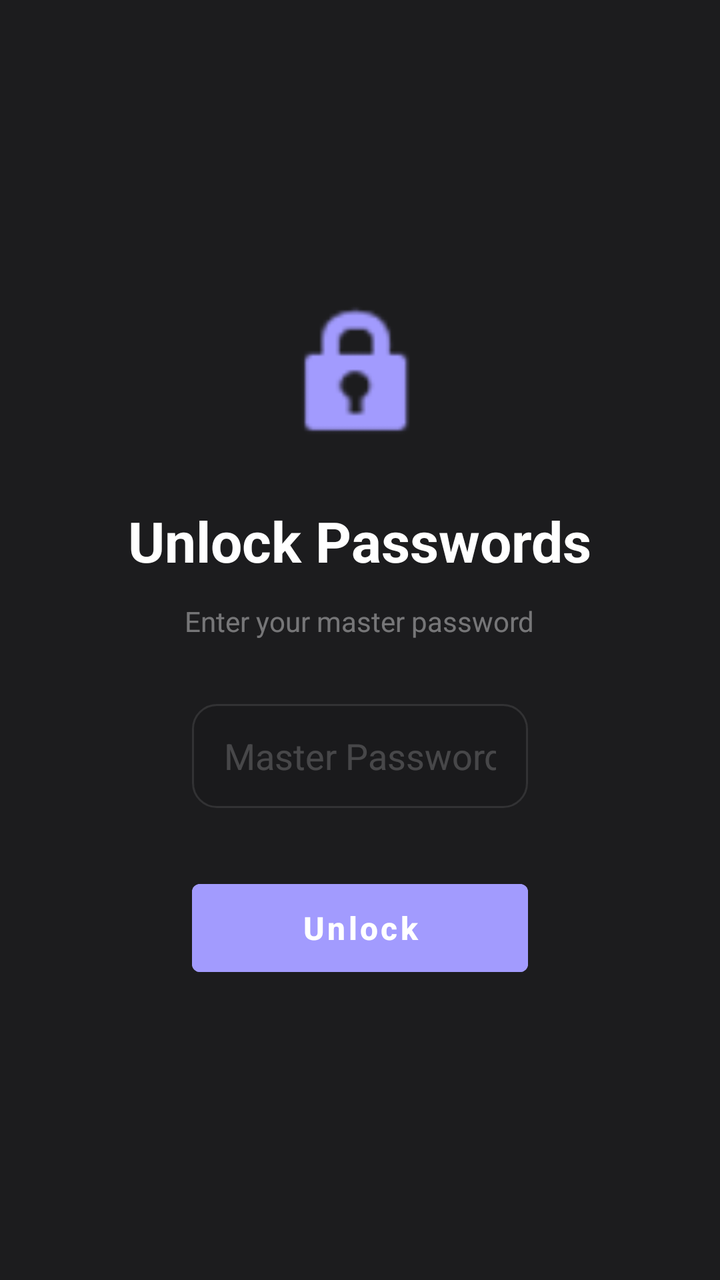
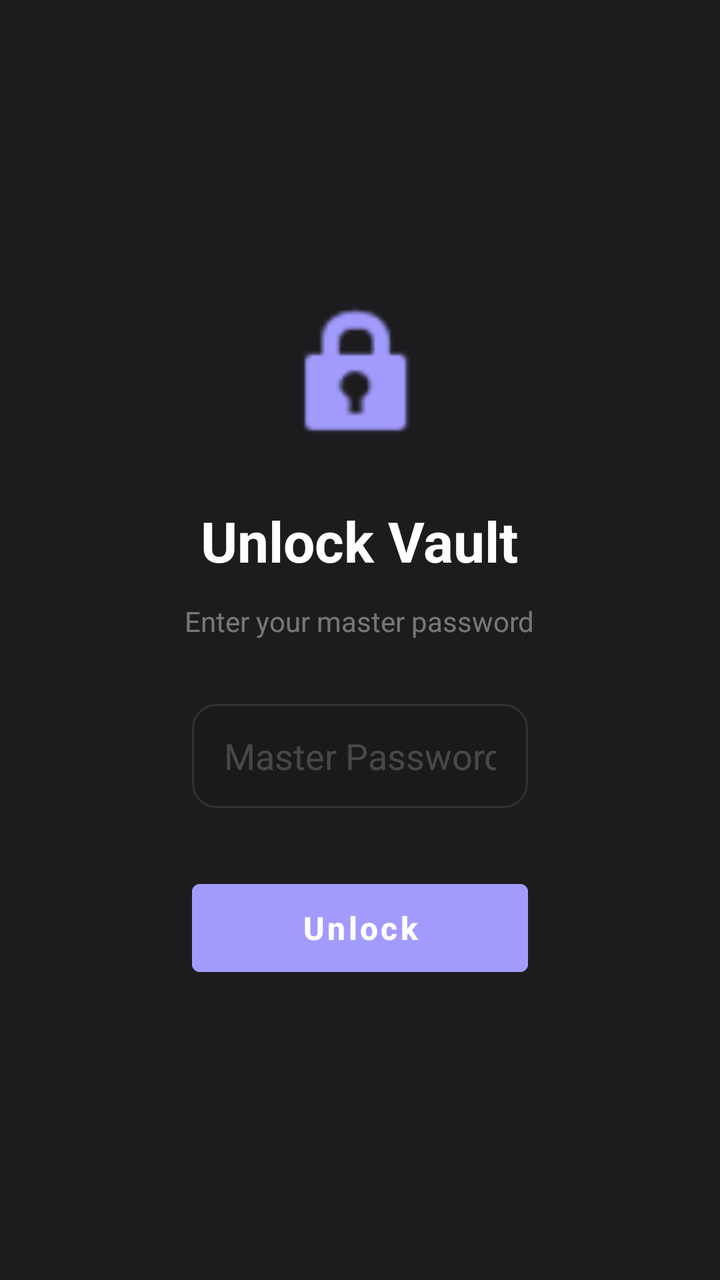

Compare the two renders of this Android layout. The source of the first and the diff that turns it into the second are given below.
<!-- AndroidManifest.xml: application theme Theme.LunaCoreOS -->
<!-- res/layout/activity_vault_lock.xml -->
<?xml version="1.0" encoding="utf-8"?>
<LinearLayout xmlns:android="http://schemas.android.com/apk/res/android"
    xmlns:app="http://schemas.android.com/apk/res-auto"
    android:layout_width="match_parent"
    android:layout_height="match_parent"
    android:orientation="vertical"
    android:gravity="center"
    android:fitsSystemWindows="true"
    android:background="@color/bg_dark"
    android:padding="48dp">

    <ImageView
        android:layout_width="80dp"
        android:layout_height="80dp"
        android:src="@android:drawable/ic_lock_idle_lock"
        app:tint="@color/accent_primary"
        android:layout_marginBottom="24dp" />

    <TextView
        android:id="@+id/tvVaultTitle"
        android:layout_width="wrap_content"
        android:layout_height="wrap_content"
        android:text="Unlock Passwords"
        android:textSize="28sp"
        android:textColor="@color/text_primary"
        android:textStyle="bold"
        android:layout_marginBottom="12dp" />

    <TextView
        android:id="@+id/tvVaultDesc"
        android:layout_width="wrap_content"
        android:layout_height="wrap_content"
        android:text="Enter your master password"
        android:textSize="14sp"
        android:textColor="@color/text_muted"
        android:layout_marginBottom="32dp"
        android:textAlignment="center" />

    <EditText
        android:id="@+id/etMasterPassword"
        android:layout_width="match_parent"
        android:layout_height="52dp"
        android:layout_marginHorizontal="48dp"
        android:background="@drawable/input_background"
        android:hint="Master Password"
        android:textColor="@color/text_primary"
        android:textColorHint="@color/text_hint"
        android:paddingHorizontal="16dp"
        android:inputType="textPassword"
        android:layout_marginBottom="24dp" />

    <Button
        android:id="@+id/btnUnlock"
        android:layout_width="match_parent"
        android:layout_height="56dp"
        android:layout_marginHorizontal="48dp"
        android:backgroundTint="@color/accent_primary"
        android:text="Unlock"
        android:textColor="@color/text_primary"
        android:textSize="16sp"
        android:textStyle="bold"
        android:textAllCaps="false"
        android:layout_marginTop="8dp" />

    <TextView
        android:id="@+id/tvError"
        android:layout_width="wrap_content"
        android:layout_height="wrap_content"
        android:textColor="@color/danger"
        android:layout_marginTop="16dp"
        android:visibility="gone" />

</LinearLayout>
<!-- resources referenced by this layout -->
<resources>
  <color name="accent_primary">#FFA29BFE</color>
  <color name="bg_dark">#FF1C1C1E</color>
  <color name="danger">#FFEF4444</color>
  <color name="text_hint">#33FFFFFF</color>
  <color name="text_muted">#66FFFFFF</color>
  <color name="text_primary">#FFFFFFFF</color>
  <!-- drawable input_background (drawable) -->
  <?xml version="1.0" encoding="utf-8"?>
  <shape xmlns:android="http://schemas.android.com/apk/res/android"
      android:shape="rectangle">
      <solid android:color="@color/bg_input" />
      <corners android:radius="12dp" />
      <stroke android:width="1dp" android:color="@color/border_subtle" />
  </shape>
  <style name="Theme.LunaCoreOS" parent="Theme.MaterialComponents.DayNight.NoActionBar">
          <item name="colorPrimary">@color/accent_primary</item>
          <item name="colorPrimaryDark">@color/status_bar</item>
          <item name="colorAccent">@color/accent_primary</item>
          <item name="android:windowBackground">@color/bg_dark</item>
          <item name="android:statusBarColor">@color/status_bar</item>
          <item name="android:navigationBarColor">@color/bg_dark</item>
          <item name="android:windowLightStatusBar">false</item>
      </style>
  <color name="bg_input">#FF1A1A1C</color>
  <color name="border_subtle">#1AFFFFFF</color>
  <color name="status_bar">#FF121214</color>
</resources>

<!-- the commit's change to res/layout/activity_vault_lock.xml (unified diff, before → after) -->
@@ -20,7 +20,7 @@
         android:id="@+id/tvVaultTitle"
         android:layout_width="wrap_content"
         android:layout_height="wrap_content"
-        android:text="Unlock Passwords"
+        android:text="Unlock Vault"
         android:textSize="28sp"
         android:textColor="@color/text_primary"
         android:textStyle="bold"
